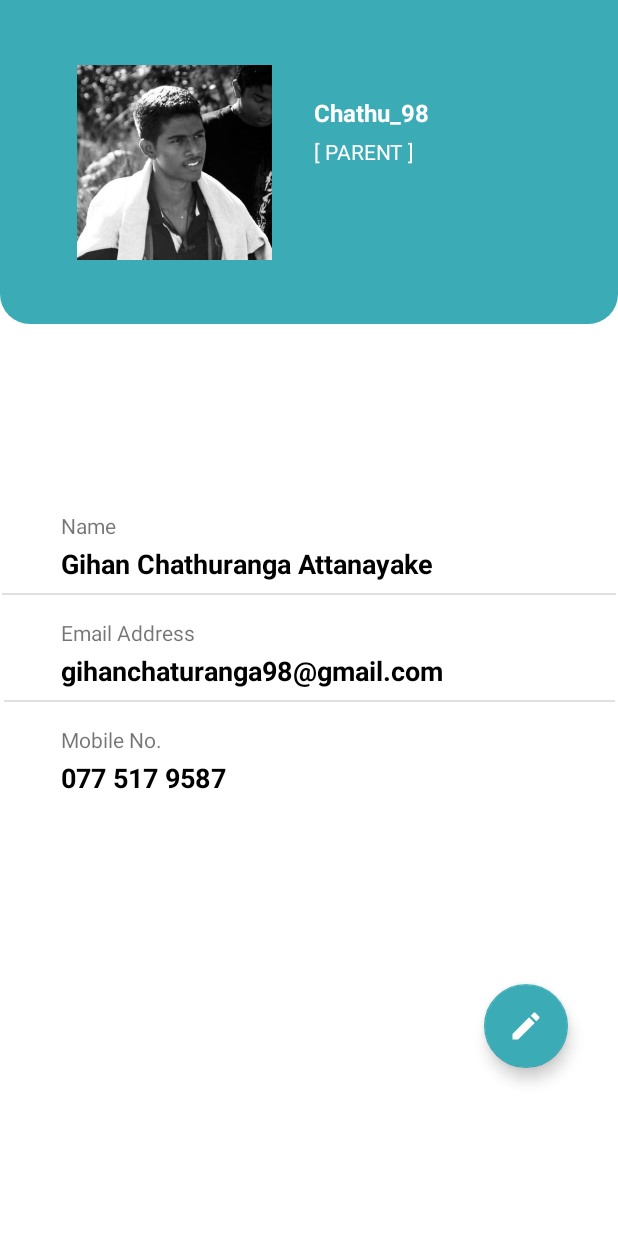
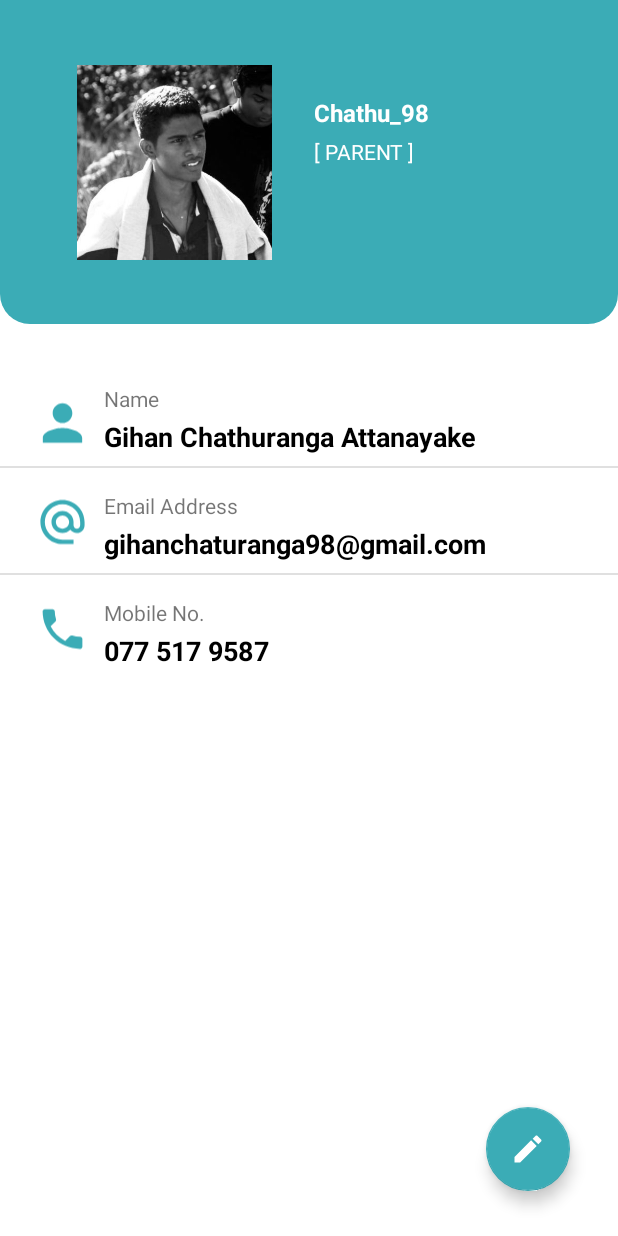
Before and after one commit to gihanchathuranga98/SheildsUp, an Android app: the layout fragment_profile.xml on its own in the app's theme, with its tools: preview values and no code run, on a phone screen of 412 x 824 dp. Run offline under Robolectric (Android 15) with nearby library versions, the phone set to English and light mode, and no system bars.

Commit message:
profile interface has almost done

```diff
--- /dev/null
+++ b/app/src/main/res/drawable/email.xml
@@ -0,0 +1,5 @@
+<vector android:height="24dp" android:tint="#FFFFFF"
+    android:viewportHeight="24" android:viewportWidth="24"
+    android:width="24dp" xmlns:android="http://schemas.android.com/apk/res/android">
+    <path android:fillColor="@android:color/white" android:pathData="M20,4L4,4c-1.1,0 -1.99,0.9 -1.99,2L2,18c0,1.1 0.9,2 2,2h16c1.1,0 2,-0.9 2,-2L22,6c0,-1.1 -0.9,-2 -2,-2zM20,8l-8,5 -8,-5L4,6l8,5 8,-5v2z"/>
+</vector>
--- /dev/null
+++ b/app/src/main/res/drawable/email_at.xml
@@ -0,0 +1,5 @@
+<vector android:height="24dp" android:tint="#FFFFFF"
+    android:viewportHeight="24" android:viewportWidth="24"
+    android:width="24dp" xmlns:android="http://schemas.android.com/apk/res/android">
+    <path android:fillColor="@android:color/white" android:pathData="M12,2C6.48,2 2,6.48 2,12s4.48,10 10,10h5v-2h-5c-4.34,0 -8,-3.66 -8,-8s3.66,-8 8,-8 8,3.66 8,8v1.43c0,0.79 -0.71,1.57 -1.5,1.57s-1.5,-0.78 -1.5,-1.57L17,12c0,-2.76 -2.24,-5 -5,-5s-5,2.24 -5,5 2.24,5 5,5c1.38,0 2.64,-0.56 3.54,-1.47 0.65,0.89 1.77,1.47 2.96,1.47 1.97,0 3.5,-1.6 3.5,-3.57L22,12c0,-5.52 -4.48,-10 -10,-10zM12,15c-1.66,0 -3,-1.34 -3,-3s1.34,-3 3,-3 3,1.34 3,3 -1.34,3 -3,3z"/>
+</vector>
--- /dev/null
+++ b/app/src/main/res/drawable/phone.xml
@@ -0,0 +1,5 @@
+<vector android:height="24dp" android:tint="#FFFFFF"
+    android:viewportHeight="24" android:viewportWidth="24"
+    android:width="24dp" xmlns:android="http://schemas.android.com/apk/res/android">
+    <path android:fillColor="@android:color/white" android:pathData="M6.62,10.79c1.44,2.83 3.76,5.14 6.59,6.59l2.2,-2.2c0.27,-0.27 0.67,-0.36 1.02,-0.24 1.12,0.37 2.33,0.57 3.57,0.57 0.55,0 1,0.45 1,1V20c0,0.55 -0.45,1 -1,1 -9.39,0 -17,-7.61 -17,-17 0,-0.55 0.45,-1 1,-1h3.5c0.55,0 1,0.45 1,1 0,1.25 0.2,2.45 0.57,3.57 0.11,0.35 0.03,0.74 -0.25,1.02l-2.2,2.2z"/>
+</vector>
--- a/app/src/main/res/layout/fragment_profile.xml
+++ b/app/src/main/res/layout/fragment_profile.xml
@@ -10,6 +10,19 @@
         android:id="@+id/profile_main_container"
         android:layout_width="match_parent"
         android:layout_height="match_parent">
+
+        <com.google.android.material.floatingactionbutton.FloatingActionButton
+            android:id="@+id/floating_action_button"
+            android:layout_width="wrap_content"
+            android:layout_height="wrap_content"
+            android:layout_marginEnd="32dp"
+            android:layout_marginRight="32dp"
+            android:layout_marginBottom="30dp"
+            app:backgroundTint="@color/primary"
+            app:layout_constraintBottom_toBottomOf="parent"
+            app:layout_constraintEnd_toEndOf="parent"
+            app:srcCompat="@drawable/edit_icon"
+            app:tint="@color/white" />
 
         <androidx.constraintlayout.widget.ConstraintLayout
             android:id="@+id/constraintLayout3"
@@ -62,9 +75,8 @@
         </androidx.constraintlayout.widget.ConstraintLayout>
 
         <androidx.constraintlayout.widget.ConstraintLayout
-            android:layout_width="409dp"
-            android:layout_height="439dp"
-            app:layout_constraintBottom_toBottomOf="parent"
+            android:layout_width="match_parent"
+            android:layout_height="328dp"
             app:layout_constraintEnd_toEndOf="parent"
             app:layout_constraintStart_toStartOf="parent"
             app:layout_constraintTop_toBottomOf="@+id/constraintLayout3">
@@ -74,8 +86,8 @@
                 android:id="@+id/textView18"
                 android:layout_width="wrap_content"
                 android:layout_height="wrap_content"
-                android:layout_marginStart="39dp"
-                android:layout_marginLeft="39dp"
+                android:layout_marginStart="69dp"
+                android:layout_marginLeft="69dp"
                 android:layout_marginTop="3dp"
                 android:text="Gihan Chathuranga Attanayake"
                 android:textColor="@color/black"
@@ -88,8 +100,8 @@
                 android:id="@+id/textView15"
                 android:layout_width="wrap_content"
                 android:layout_height="wrap_content"
-                android:layout_marginStart="39dp"
-                android:layout_marginLeft="39dp"
+                android:layout_marginStart="69dp"
+                android:layout_marginLeft="69dp"
                 android:layout_marginTop="40dp"
                 android:text="Name"
                 app:layout_constraintStart_toStartOf="parent"
@@ -99,8 +111,8 @@
                 android:id="@+id/textView16"
                 android:layout_width="wrap_content"
                 android:layout_height="wrap_content"
-                android:layout_marginStart="39dp"
-                android:layout_marginLeft="39dp"
+                android:layout_marginStart="69dp"
+                android:layout_marginLeft="69dp"
                 android:layout_marginTop="3dp"
                 android:text="gihanchaturanga98@gmail.com"
                 android:textColor="@color/black"
@@ -113,8 +125,8 @@
                 android:id="@+id/textView17"
                 android:layout_width="wrap_content"
                 android:layout_height="wrap_content"
-                android:layout_marginStart="39dp"
-                android:layout_marginLeft="39dp"
+                android:layout_marginStart="69dp"
+                android:layout_marginLeft="69dp"
                 android:layout_marginTop="15dp"
                 android:text="Email Address"
                 app:layout_constraintStart_toStartOf="parent"
@@ -132,7 +144,7 @@
 
             <View
                 android:id="@+id/divider3"
-                android:layout_width="407dp"
+                android:layout_width="match_parent"
                 android:layout_height="1dp"
                 android:layout_marginTop="7dp"
                 android:background="?android:attr/listDivider"
@@ -144,8 +156,8 @@
                 android:id="@+id/textView19"
                 android:layout_width="wrap_content"
                 android:layout_height="wrap_content"
-                android:layout_marginStart="39dp"
-                android:layout_marginLeft="39dp"
+                android:layout_marginStart="69dp"
+                android:layout_marginLeft="69dp"
                 android:layout_marginTop="15dp"
                 android:text="Mobile No."
                 app:layout_constraintStart_toStartOf="parent"
@@ -155,8 +167,8 @@
                 android:id="@+id/textView20"
                 android:layout_width="wrap_content"
                 android:layout_height="wrap_content"
-                android:layout_marginStart="39dp"
-                android:layout_marginLeft="39dp"
+                android:layout_marginStart="69dp"
+                android:layout_marginLeft="69dp"
                 android:layout_marginTop="3dp"
                 android:text="077 517 9587"
                 android:textColor="@color/black"
@@ -165,18 +177,45 @@
                 app:layout_constraintStart_toStartOf="parent"
                 app:layout_constraintTop_toBottomOf="@+id/textView19" />
 
-            <com.google.android.material.floatingactionbutton.FloatingActionButton
-                android:id="@+id/floating_action_button"
-                android:layout_width="wrap_content"
-                android:layout_height="wrap_content"
-                android:layout_marginEnd="32dp"
-                android:layout_marginRight="32dp"
-                android:layout_marginBottom="28dp"
-                app:backgroundTint="@color/primary"
-                app:layout_constraintBottom_toBottomOf="parent"
-                app:layout_constraintEnd_toEndOf="parent"
-                app:srcCompat="@drawable/edit_icon"
-                app:tint="@color/white" />
+            <ImageView
+                android:id="@+id/imageView2"
+                android:layout_width="39dp"
+                android:layout_height="41dp"
+                android:layout_marginStart="22dp"
+                android:layout_marginLeft="22dp"
+                android:layout_marginTop="45dp"
+                android:src="@drawable/profile"
+                android:tint="@color/primary"
+                app:layout_constraintStart_toStartOf="parent"
+                app:layout_constraintTop_toTopOf="parent" />
+
+            <ImageView
+                android:id="@+id/imageView2"
+                android:layout_width="39dp"
+                android:layout_height="41dp"
+                android:layout_marginStart="22dp"
+                android:layout_marginLeft="22dp"
+                android:layout_marginTop="15dp"
+                android:padding="2dp"
+                android:src="@drawable/email_at"
+                android:tint="@color/primary"
+                app:layout_constraintStart_toStartOf="parent"
+                app:layout_constraintTop_toBottomOf="@+id/divider2" />
+
+            <ImageView
+                android:id="@+id/imageView2"
+                android:layout_width="39dp"
+                android:layout_height="41dp"
+                android:layout_marginStart="22dp"
+                android:layout_marginLeft="22dp"
+                android:layout_marginTop="15dp"
+                android:padding="2dp"
+                android:src="@drawable/phone"
+                android:tint="@color/primary"
+                app:layout_constraintStart_toStartOf="parent"
+                app:layout_constraintTop_toBottomOf="@+id/divider3" />
+
+
         </androidx.constraintlayout.widget.ConstraintLayout>
 
     </androidx.constraintlayout.widget.ConstraintLayout>
```
Also changed, not shown: app/src/main/java/com/hdp/careup/Tracking.java (added, +64 -0 lines), app/src/main/res/layout/fragment_tracking.xml (added, +14 -0 lines).
